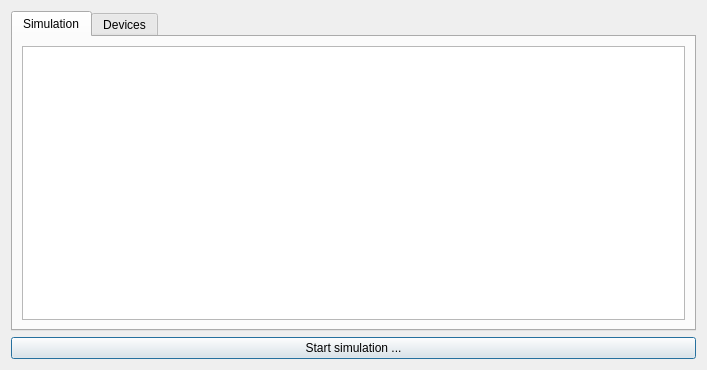
Before: the Qt Designer form ui/simulation.ui in jopohl/urh, drawn with Qt 5.
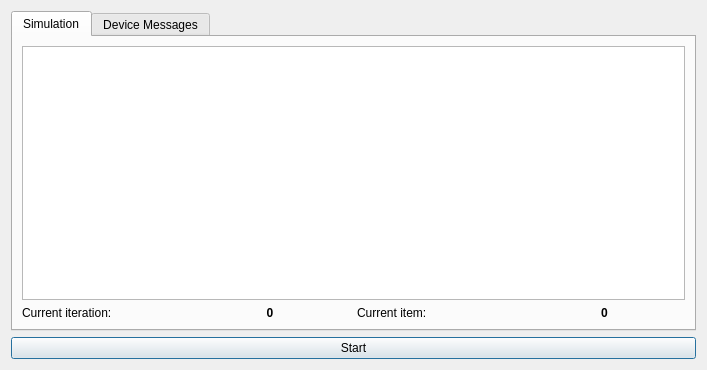
After: the same form once the commit is applied. The open tabs and pages were chosen to show the change. Icons and pictures are not drawn.

The edit to the form file:
```diff
--- a/ui/simulation.ui
+++ b/ui/simulation.ui
@@ -23,15 +23,65 @@
       <attribute name="title">
        <string>Simulation</string>
       </attribute>
-      <layout class="QHBoxLayout" name="horizontalLayout">
-       <item>
-        <widget class="QTextEdit" name="textEditSimulation"/>
+      <layout class="QGridLayout" name="gridLayout">
+       <item row="1" column="0">
+        <widget class="QLabel" name="label">
+         <property name="text">
+          <string>Current iteration:</string>
+         </property>
+        </widget>
+       </item>
+       <item row="1" column="1">
+        <widget class="QLabel" name="lblCurrentRepeatValue">
+         <property name="font">
+          <font>
+           <weight>75</weight>
+           <bold>true</bold>
+          </font>
+         </property>
+         <property name="text">
+          <string>0</string>
+         </property>
+         <property name="alignment">
+          <set>Qt::AlignCenter</set>
+         </property>
+        </widget>
+       </item>
+       <item row="1" column="2">
+        <widget class="QLabel" name="label_2">
+         <property name="text">
+          <string>Current item:</string>
+         </property>
+        </widget>
+       </item>
+       <item row="1" column="3">
+        <widget class="QLabel" name="lblCurrentItemValue">
+         <property name="font">
+          <font>
+           <weight>75</weight>
+           <bold>true</bold>
+          </font>
+         </property>
+         <property name="text">
+          <string>0</string>
+         </property>
+         <property name="alignment">
+          <set>Qt::AlignCenter</set>
+         </property>
+        </widget>
+       </item>
+       <item row="0" column="0" colspan="4">
+        <widget class="QTextEdit" name="textEditSimulation">
+         <property name="readOnly">
+          <bool>true</bool>
+         </property>
+        </widget>
        </item>
       </layout>
      </widget>
      <widget class="QWidget" name="tab_device">
       <attribute name="title">
-       <string>Devices</string>
+       <string>Device Messages</string>
       </attribute>
       <layout class="QHBoxLayout" name="horizontalLayout_2">
        <item>
@@ -44,7 +94,7 @@
    <item>
     <widget class="QPushButton" name="pushButton">
      <property name="text">
-      <string>Start simulation ...</string>
+      <string>Start</string>
      </property>
      <property name="icon">
       <iconset theme="media-playback-start"/>
```
Left out of the diff: 19 changed lines with no effect on the pictures.
